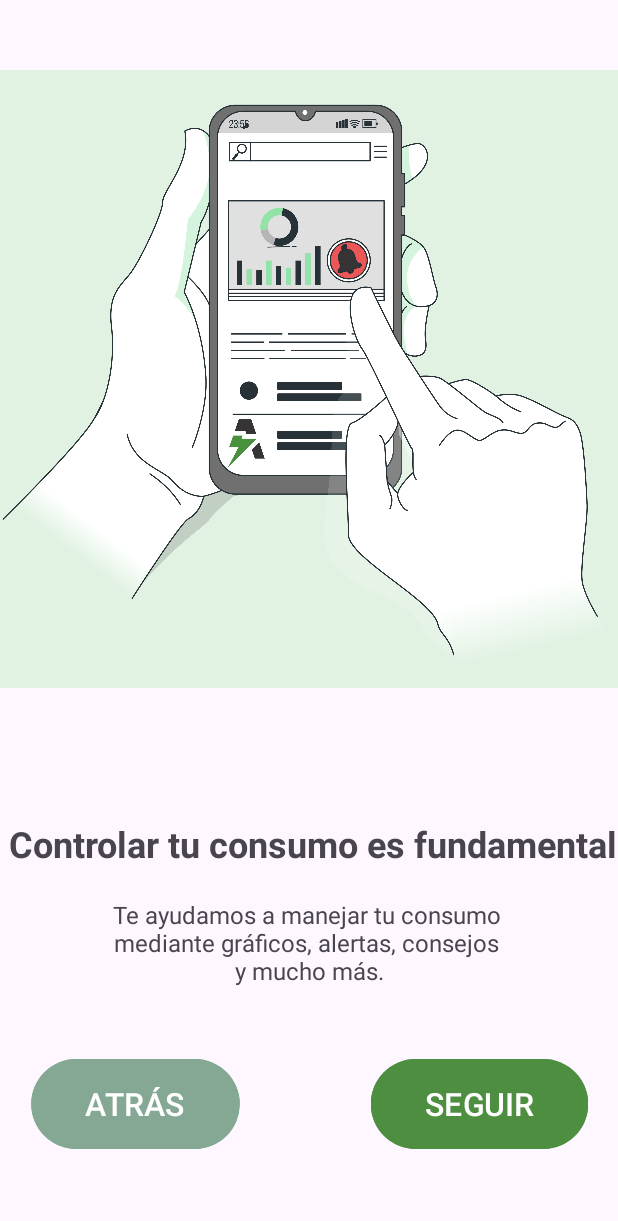
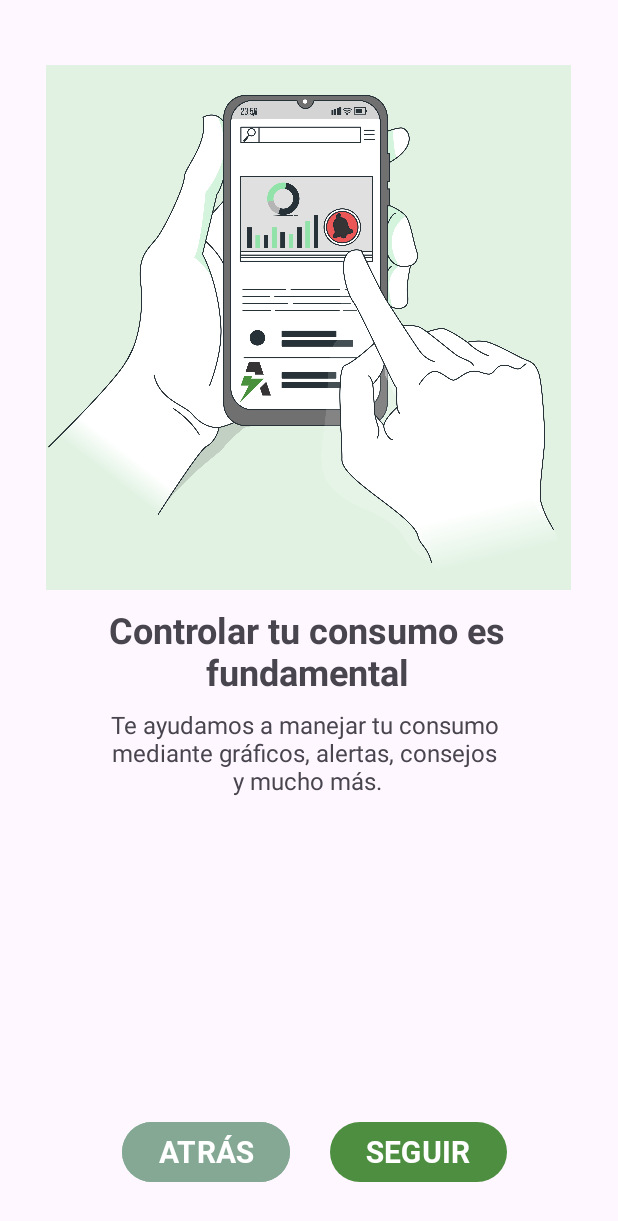
Before and after one commit to Dev-Full-Solutions/AnalizArApp, an Android app: the Onboarding2 screen opened directly, with no data from a screen before it, on a phone screen of 412 x 824 dp. Shown: the top 1221 px of the screen. Run offline under Robolectric (Android 15) with nearby library versions, the phone set to English and light mode, and no system bars; Roboto replaces fonts that are not available here.

Commit message:
Cambio diseno de onboarding 2 y le agrego navegabilidad

```diff
--- a/app/src/main/java/com/dpozzo68/analizarapp/Onboarding2.java
+++ b/app/src/main/java/com/dpozzo68/analizarapp/Onboarding2.java
@@ -2,7 +2,9 @@ package com.dpozzo68.analizarapp;
 
 import androidx.appcompat.app.AppCompatActivity;
 
+import android.content.Intent;
 import android.os.Bundle;
+import android.view.View;
 
 public class Onboarding2 extends AppCompatActivity {
 
@@ -11,4 +13,14 @@ public class Onboarding2 extends AppCompatActivity {
         super.onCreate(savedInstanceState);
         setContentView(R.layout.activity_onboarding2);
     }
+
+    public void atras (View view){
+        Intent intent = new Intent(this, Onboarding1.class);
+        startActivity(intent);
+    }
+
+    public void seguir (View view){
+        Intent intent = new Intent(this, Onboarding3.class);
+        startActivity(intent);
+    }
 }
--- a/app/src/main/res/layout/activity_onboarding2.xml
+++ b/app/src/main/res/layout/activity_onboarding2.xml
@@ -10,62 +10,76 @@
         android:id="@+id/seguir"
         android:layout_width="wrap_content"
         android:layout_height="wrap_content"
-        android:layout_marginEnd="44dp"
-        android:layout_marginBottom="64dp"
-        android:backgroundTint="#4D8E40"
-        android:scaleX="1.5"
-        android:scaleY="1.5"
+        android:layout_marginBottom="32dp"
+        android:fontFamily="@font/robotobold"
+        android:onClick="seguir"
         android:text="SEGUIR"
+        android:textSize="20dp"
         app:layout_constraintBottom_toBottomOf="parent"
-        app:layout_constraintEnd_toEndOf="parent" />
+        app:layout_constraintEnd_toEndOf="parent"
+        app:layout_constraintHorizontal_bias="0.749"
+        app:layout_constraintStart_toStartOf="parent"  />
 
     <Button
         android:id="@+id/atras"
         android:layout_width="wrap_content"
         android:layout_height="wrap_content"
-        android:layout_marginStart="44dp"
-        android:layout_marginBottom="64dp"
-        android:backgroundTint="#84A894"
-        android:scaleX="1.5"
-        android:scaleY="1.5"
+        android:layout_marginBottom="32dp"
+        android:backgroundTint="@color/verde_intermedio"
+        android:fontFamily="@font/robotobold"
+        android:onClick="atras"
         android:text="ATRÁS"
+        android:textSize="20dp"
         app:layout_constraintBottom_toBottomOf="parent"
+        app:layout_constraintEnd_toEndOf="parent"
+        app:layout_constraintHorizontal_bias="0.27"
         app:layout_constraintStart_toStartOf="parent" />
 
     <TextView
         android:id="@+id/textView"
-        android:layout_width="413dp"
-        android:layout_height="84dp"
-        android:layout_marginBottom="29dp"
+        android:layout_width="320dp"
+        android:layout_height="wrap_content"
+        android:layout_marginTop="8dp"
         android:fontFamily="@font/roboto"
         android:gravity="center_horizontal"
         android:scaleX="1"
         android:scaleY="1"
         android:text="Te ayudamos a manejar tu consumo \nmediante gráficos, alertas, consejos \ny mucho más."
         android:textSize="16sp"
-        app:layout_constraintBottom_toTopOf="@+id/seguir"
-        app:layout_constraintEnd_toEndOf="parent" />
+        app:layout_constraintEnd_toEndOf="parent"
+        app:layout_constraintHorizontal_bias="0.483"
+        app:layout_constraintStart_toStartOf="parent"
+        app:layout_constraintTop_toBottomOf="@+id/textView2" />
 
     <TextView
         android:id="@+id/textView2"
-        android:layout_width="wrap_content"
+        android:layout_width="320dp"
         android:layout_height="wrap_content"
-        android:layout_marginBottom="20dp"
+        android:layout_marginTop="10dp"
+        android:layout_marginBottom="4dp"
         android:fontFamily="@font/roboto"
         android:text="Controlar tu consumo es fundamental"
         android:textAlignment="center"
         android:textSize="24sp"
         android:textStyle="bold"
         app:layout_constraintBottom_toTopOf="@+id/textView"
-        app:layout_constraintEnd_toEndOf="parent" />
+        app:layout_constraintEnd_toEndOf="parent"
+        app:layout_constraintHorizontal_bias="0.483"
+        app:layout_constraintStart_toStartOf="parent"
+        app:layout_constraintTop_toBottomOf="@+id/imageView4"
+        app:layout_constraintVertical_bias="1.0" />
 
     <ImageView
         android:id="@+id/imageView4"
-        android:layout_width="wrap_content"
-        android:layout_height="wrap_content"
-        android:layout_marginTop="-160dp"
+        android:layout_width="350dp"
+        android:layout_height="350dp"
+        android:layout_marginTop="20dp"
+        app:layout_constraintBottom_toBottomOf="parent"
+        app:layout_constraintEnd_toEndOf="parent"
+        app:layout_constraintHorizontal_bias="0.491"
         app:layout_constraintStart_toStartOf="parent"
         app:layout_constraintTop_toTopOf="parent"
+        app:layout_constraintVertical_bias="0.051"
         app:srcCompat="@drawable/onboarding2" />
 
 </androidx.constraintlayout.widget.ConstraintLayout>
```
